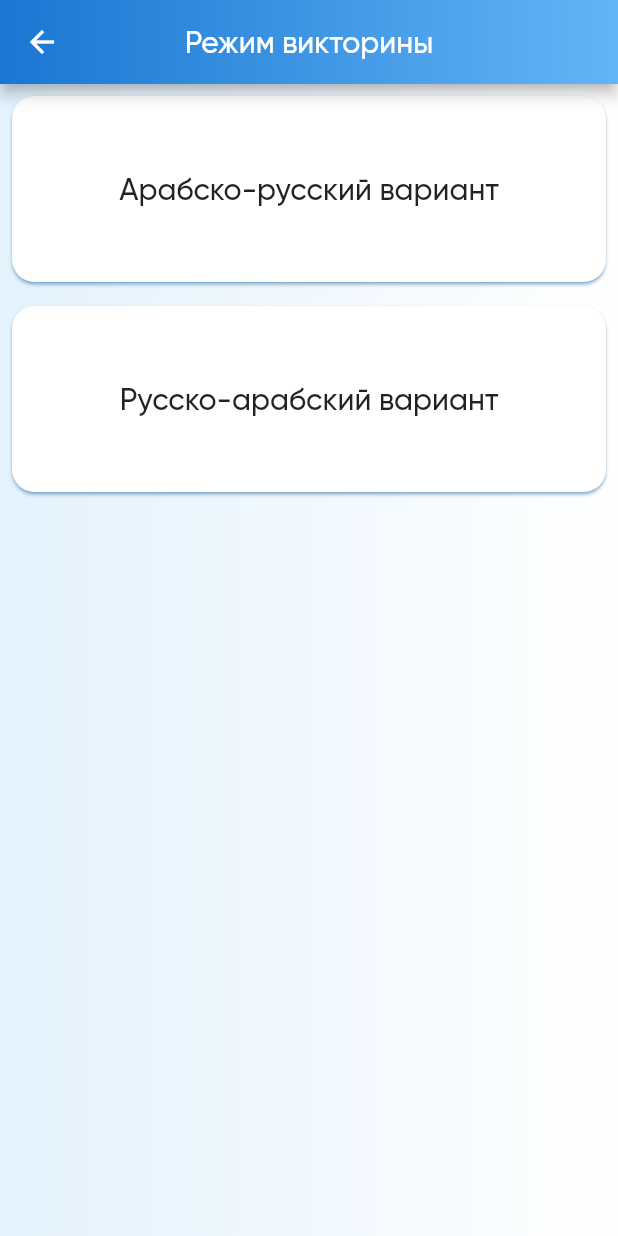
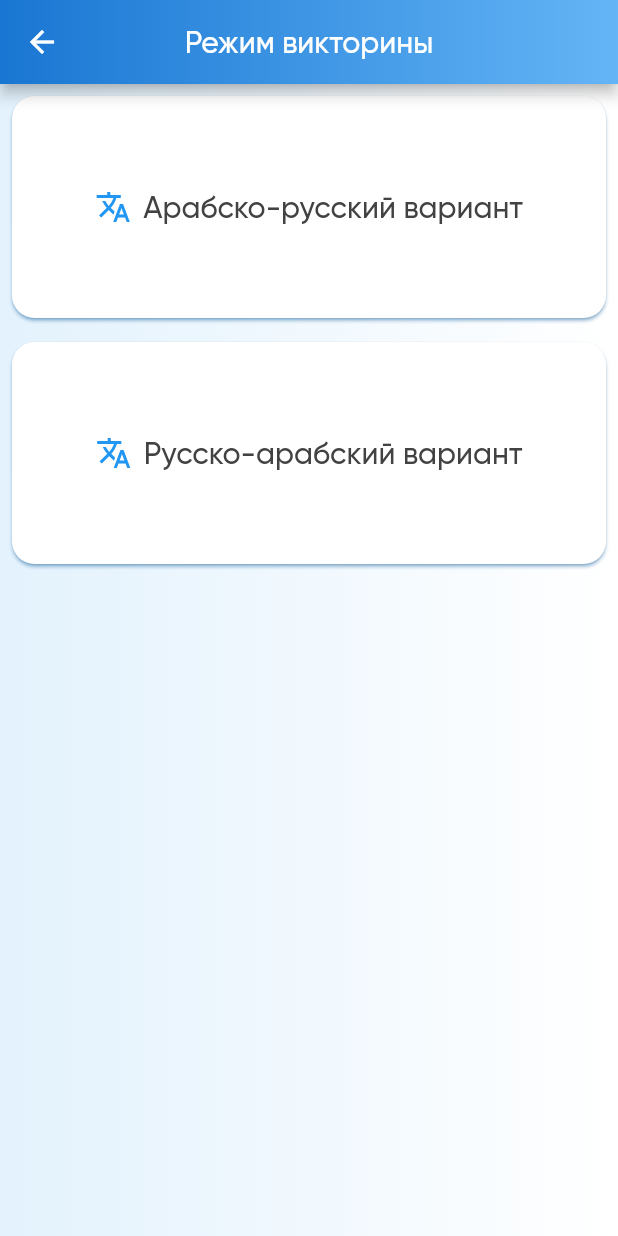
Before and after one commit to JMApps/the_names_of, a Flutter app: the QuizPage screen opened by its route, on a phone screen of 412 x 824 dp. Run offline on Flutter 3.47's test engine with Material 2 defaults, Android fonts, the phone set to English and light mode, and no system bars; our stand-ins replace assets_audio_player, flip_card, flutter_html, flutter_zoom_drawer, get, page_view_dot_indicator and 5 more; missing offline and left inert: clipboard; accounts and stored records are empty.

Commit message:
Small fixes

```diff
--- a/lib/components/quiz_russian_body.dart
+++ b/lib/components/quiz_russian_body.dart
@@ -51,7 +51,7 @@ class QuizRussianBody extends StatelessWidget {
           SizedBox(height: 16),
           Expanded(
             child: PageView.builder(
-              //physics: NeverScrollableScrollPhysics(),
+              physics: NeverScrollableScrollPhysics(),
               controller: _questionRussianController.pageController,
               itemCount: _questionRussianController.questions.length,
               onPageChanged: _questionRussianController.updateQuestionNumber,
--- a/lib/components/russian_question_card.dart
+++ b/lib/components/russian_question_card.dart
@@ -1,3 +1,4 @@
+import 'package:flutter/cupertino.dart';
 import 'package:flutter/material.dart';
 import 'package:get/get.dart';
 import 'package:the_names_of/components/russian_option.dart';
@@ -11,7 +12,8 @@ class RussianQuestionCard extends StatelessWidget {
 
   @override
   Widget build(BuildContext context) {
-    QuestionRussianController _questionRussianController = Get.put(QuestionRussianController());
+    QuestionRussianController _questionRussianController =
+        Get.put(QuestionRussianController());
     bool _onTapState = true;
     return SingleChildScrollView(
       child: Column(
--- a/lib/pages/quiz_page.dart
+++ b/lib/pages/quiz_page.dart
@@ -76,10 +76,17 @@ class _QuizPageState extends State<QuizPage> {
             borderRadius: BorderRadius.circular(15),
           ),
           padding: EdgeInsets.only(left: 16, top: 50, right: 16, bottom: 50),
-          child: Text(
-            '${quizCategories[index]}',
-            style: TextStyle(fontSize: 20),
-            textAlign: TextAlign.center,
+          child: TextButton.icon(
+            onPressed: null,
+            label: Text(
+              '${quizCategories[index]}',
+              style: TextStyle(fontSize: 20, color: Colors.grey[800]),
+              textAlign: TextAlign.center,
+            ),
+            icon: Icon(
+              Icons.translate,
+              color: Colors.blue,
+            ),
           ),
         ),
         onTap: () {
```
Also changed, not shown: lib/score/score_russian_page.dart (+7 -7 lines).
